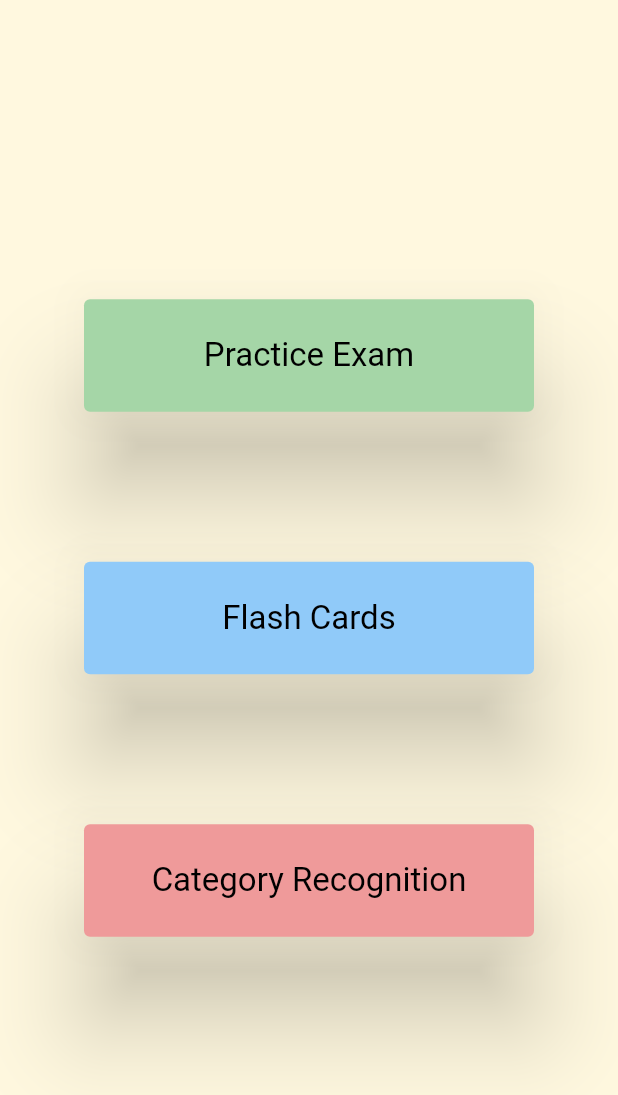
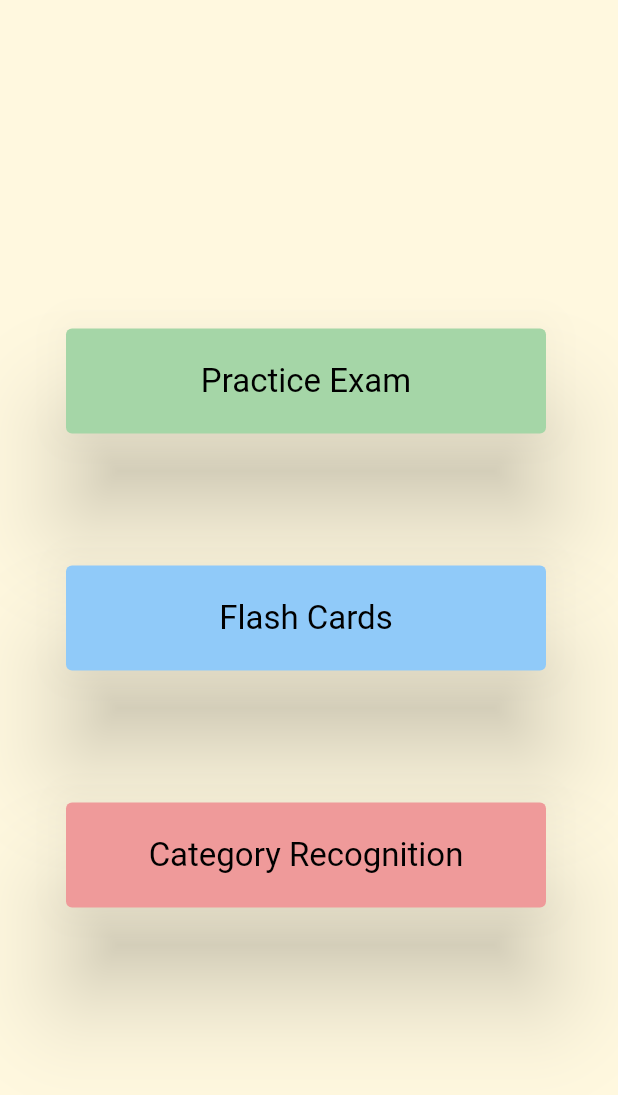
Before and after one commit to bsalloum123/lsat_prep_app_2, a Flutter app: the homePage screen opened directly, on a phone screen of 412 x 824 dp. Shown: the top 1095 px of the screen. Run offline on Flutter 3.47's test engine with Material 2 defaults, Android fonts, the phone set to English and light mode, and no system bars; our stand-ins replace cloud_firestore, firebase_auth, firebase_core, firebase_storage, image_picker; accounts and stored records are empty.

Commit message:
Boxes are flexible and fixed over render errors

```diff
--- a/lib/CatRec/context.dart
+++ b/lib/CatRec/context.dart
@@ -13,7 +13,7 @@ class Context extends StatelessWidget {
       margin: const EdgeInsets.fromLTRB(10, 10, 10, 25),
       child: Text(
         contextText,
-        style: const TextStyle(fontSize: 24),
+        style: const TextStyle(fontSize: 21),
         textAlign: TextAlign.left,
       ), //Text
     ); //Container
--- a/lib/CatRec/quiz.dart
+++ b/lib/CatRec/quiz.dart
@@ -17,15 +17,17 @@ class Quiz extends StatelessWidget {
 
   @override
   Widget build(BuildContext context) {
-    return Card(
+    return SafeArea(
+      child: Card(
         margin: const EdgeInsets.all(0),
         elevation: 4.0,
         color: Colors.green[200],
         child: SizedBox(
-        width: MediaQuery.of(context).size.width,
-        height: MediaQuery.of(context).size.height - 190,
+            //width: MediaQuery.of(context).size.width,
+            //height: MediaQuery.of(context).size.height - 190,
             child: Padding(
-          padding: const EdgeInsets.symmetric(vertical: 8.0, horizontal: 16),
+              padding:
+                  const EdgeInsets.symmetric(vertical: 8.0, horizontal: 16),
               child: Column(
                 children: [
                   Context(
@@ -44,6 +46,7 @@ class Quiz extends StatelessWidget {
                 ],
               ),
             )),
+      ),
     );
   }
 }
--- a/lib/homePage.dart
+++ b/lib/homePage.dart
@@ -30,7 +30,8 @@ class _homeState extends State<homePage> {
   @override
   Widget build(BuildContext context) {
     return const Scaffold(
-      body: homeBody()
+      resizeToAvoidBottomInset: true,
+      body: homeBody(),
     );
   }
 }
@@ -40,18 +41,16 @@ class homeBody extends StatelessWidget {
 
   @override
   Widget build(BuildContext context){
-    return Center(
-        child:
-        Column(
+    return Column(
           mainAxisAlignment: MainAxisAlignment.center,
           children: [
             Padding(
-              padding: const EdgeInsets.all(50.0),
+              padding: const EdgeInsets.all(44.0),
               child: ElevatedButton(
                 style: ElevatedButton.styleFrom(
                     backgroundColor: Colors.green[200],
                     textStyle: lsatTextStyle,
-                    minimumSize: const Size(300, 75),
+                    minimumSize: const Size(320, 70),
                     elevation: 30), // adding margin
                 onPressed: (){
                   Navigator.of(context).push(MaterialPageRoute(builder: (BuildContext context){
@@ -60,12 +59,12 @@ class homeBody extends StatelessWidget {
               ),
             ),
             Padding(
-              padding: const EdgeInsets.all(50.0),
+              padding: const EdgeInsets.all(44.0),
               child: ElevatedButton(
                 style: ElevatedButton.styleFrom(
                     backgroundColor: Colors.blue[200],
                     textStyle: lsatTextStyle,
-                    minimumSize: const Size(300, 75),
+                    minimumSize: const Size(320, 70),
                     elevation: 30),
                 onPressed: (){
                   Navigator.of(context).push(MaterialPageRoute(builder: (BuildContext context){
@@ -74,12 +73,12 @@ class homeBody extends StatelessWidget {
               ),
             ),
             Padding(
-              padding: const EdgeInsets.all(50.0),
+              padding: const EdgeInsets.all(44.0),
               child: ElevatedButton(
                 style: ElevatedButton.styleFrom(
                     backgroundColor: Colors.red[200],
                     textStyle: lsatTextStyle,
-                    minimumSize: const Size(300, 75),
+                    minimumSize: const Size(320, 70),
                     elevation: 30), // adding margin
                 onPressed: (){
                   Navigator.of(context).push(MaterialPageRoute(builder: (BuildContext context){
@@ -88,7 +87,6 @@ class homeBody extends StatelessWidget {
               ),
             )
           ],
-        ),
-    );
+        );
   }
 }
```
Lines whose indentation alone changed are shown as unchanged.
